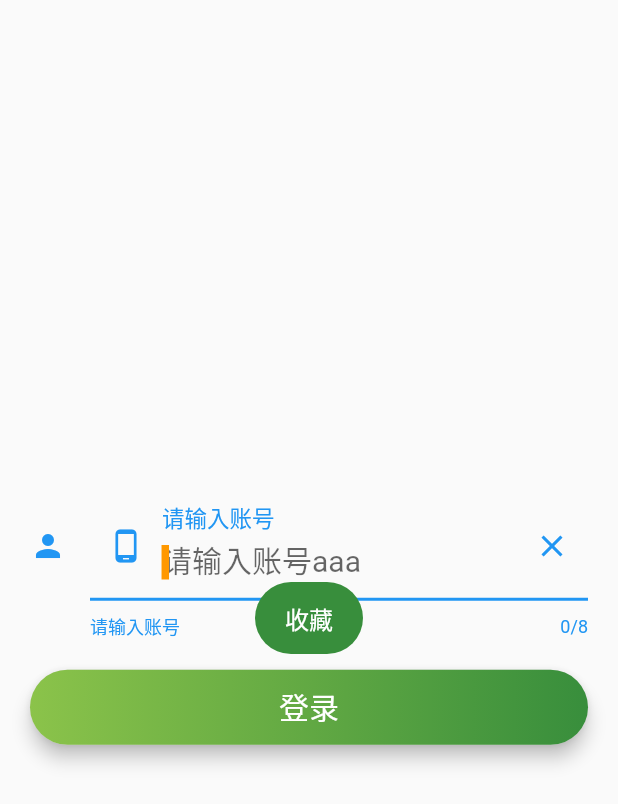
After one commit to yechaoa/wanandroid_flutter, a Flutter app: the screen it shows after launch, in the side drawer, after a tap on "收藏", on a phone screen of 412 x 824 dp. The commit adds this screen. Shown: the top 804 px of the screen. Run offline on Flutter 3.47's test engine with Material 2 defaults, Android fonts, the phone set to English and light mode, and no system bars; our stand-ins replace cookie_jar, dio, flutter_swiper, fluttertoast; missing offline and left inert: flutter_webview_plugin; network calls fail.

Commit message:
登录界面

```diff
--- a/lib/main.dart
+++ b/lib/main.dart
@@ -1,5 +1,6 @@
 import 'package:flutter/material.dart';
 import 'package:fluttertoast/fluttertoast.dart';
+import 'package:wanandroid_flutter/pages/CollectPage.dart';
 import 'package:wanandroid_flutter/pages/about.dart';
 import 'package:wanandroid_flutter/pages/homePage.dart';
 import 'package:wanandroid_flutter/pages/loginPage.dart';
@@ -176,6 +177,10 @@ class _MyHomePageState extends State<MyHomePage> {
             trailing: new Icon(Icons.chevron_right),
             onTap: () {
               YToast.show(msg: "收藏");
+              Navigator.push(
+                context,
+                new MaterialPageRoute(builder: (context) => new CollectPage()),
+              );
             },
           ),
           ListTile(
--- /dev/null
+++ b/lib/pages/CollectPage.dart
@@ -0,0 +1,130 @@
+import 'package:flutter/material.dart';
+import 'package:wanandroid_flutter/res/colors.dart';
+import 'package:wanandroid_flutter/util/ToastUtil.dart';
+
+class CollectPage extends StatefulWidget {
+  @override
+  State<StatefulWidget> createState() {
+    return new _CollectPagePageState();
+  }
+}
+
+class _CollectPagePageState extends State<CollectPage> {
+  FocusNode userFocusNode = FocusNode();
+
+  var controller;
+
+  @override
+  void initState() {
+    super.initState();
+    controller = TextEditingController();
+    controller.addListener(() {});
+  }
+
+  @override
+  Widget build(BuildContext context) {
+    return new Scaffold(
+      body: Center(
+        child: Padding(
+          padding: EdgeInsets.all(20),
+          child: Column(
+            mainAxisAlignment: MainAxisAlignment.center,
+            children: <Widget>[
+              TextField(
+                autofocus: true,
+                obscureText: false,
+                enabled: true,
+                keyboardType: TextInputType.text,
+                textInputAction: TextInputAction.done,
+                textCapitalization: TextCapitalization.words,
+                cursorColor: Colors.orange,
+                cursorWidth: 5,
+                maxLines: 1,
+                maxLength: 8,
+                style: TextStyle(fontSize: 20),
+                focusNode: userFocusNode,
+                controller: controller,
+                onChanged: (text) {
+                  print("输入改变时" + text);
+                },
+                onEditingComplete: () {
+                  print("输入完成");
+                },
+                onSubmitted: (text) {
+                  print("提交时" + text);
+                },
+                onTap: () {
+                  print("点击了");
+                },
+                decoration: InputDecoration(
+                  icon: Icon(Icons.person),
+                  prefixIcon: Icon(Icons.phone_android),
+                  suffixIcon: IconButton(
+                      icon: Icon(Icons.close),
+                      onPressed: () {
+                        //controller.text = "";
+                        controller.clear();
+                      }),
+                  hintText: '请输入账号aaa',
+                  labelText: '请输入账号',
+                  helperText: "请输入账号",
+                  helperStyle: TextStyle(color: Colors.blue),
+                ),
+              ),
+              SizedBox(height: 20),
+              RaisedButton(
+                shape: RoundedRectangleBorder(
+                  borderRadius: BorderRadius.all(Radius.circular(50)),
+                ),
+                onPressed: () {
+                  userFocusNode.unfocus(); //清除焦点，即隐藏键盘
+
+                  //简单模拟校验
+                  validateName(controller.text);
+
+                  //controller.text 也可以获取输入内容
+                  YToast.show(msg: "登录" + controller.text);
+                },
+                elevation: 5,
+                highlightElevation: 10,
+                textColor: Colors.white,
+                padding: EdgeInsets.all(0.0),
+                child: Container(
+                  width: MediaQuery.of(context).size.width,
+                  alignment: Alignment.center,
+                  decoration: BoxDecoration(
+                    borderRadius: BorderRadius.all(Radius.circular(50)),
+                    gradient: LinearGradient(
+                      colors: <Color>[
+                        YColors.colorAccent,
+                        YColors.colorPrimaryDark,
+                      ],
+                    ),
+                  ),
+                  padding: EdgeInsets.all(10.0),
+                  child: Text(
+                    "登录",
+                    style: TextStyle(fontSize: 20),
+                  ),
+                ),
+              ),
+            ],
+          ),
+        ),
+      ),
+    );
+  }
+
+  @override
+  void dispose() {
+    super.dispose();
+    controller.dispose();
+  }
+
+  String validateName(String value) {
+    if (value.isEmpty) {
+      return "请输入账号哦";
+    }
+    return null;
+  }
+}
--- a/lib/pages/loginPage.dart
+++ b/lib/pages/loginPage.dart
@@ -77,7 +77,7 @@ class _LoginPagePageState extends State<LoginPage>
       length: tabs.length,
       child: Container(
         alignment: Alignment.topCenter,
-        padding: EdgeInsets.only(top: 350, left: 20, right: 20),
+        padding: EdgeInsets.only(top: 150, left: 20, right: 20),
         decoration: new BoxDecoration(
           gradient: const LinearGradient(
               begin: Alignment.topCenter,
@@ -95,7 +95,7 @@ class _LoginPagePageState extends State<LoginPage>
               indicatorPadding: EdgeInsets.symmetric(vertical: -5),
               controller: controller,
               labelColor: Colors.white,
-              labelStyle: TextStyle(fontSize: 26),
+              labelStyle: TextStyle(fontSize: 30),
               unselectedLabelColor: Colors.white54,
               unselectedLabelStyle: TextStyle(fontSize: 20),
               indicatorColor: Colors.white,
@@ -110,10 +110,10 @@ class _LoginPagePageState extends State<LoginPage>
                 setState(() {
                   if (0 == i) {
                     btnText = "立即登录";
-                    visible=true;
+                    visible = true;
                   } else {
                     btnText = "立即注册";
-                    visible=false;
+                    visible = false;
                   }
                 });
               },
@@ -158,7 +158,7 @@ class _LoginPagePageState extends State<LoginPage>
                         labelText: '请输入账号',
                       ),
                     ),
-                    SizedBox(height: 30),
+                    SizedBox(height: 20),
                     TextField(
                       obscureText: false,
                       keyboardType: TextInputType.number, //键盘类型，即输入类型
@@ -169,7 +169,7 @@ class _LoginPagePageState extends State<LoginPage>
                         labelText: '请输入密码',
                       ),
                     ),
-                    SizedBox(height: 30),
+                    SizedBox(height: 20),
                     Offstage(
                       offstage: visible,
                       child: Column(
@@ -185,7 +185,7 @@ class _LoginPagePageState extends State<LoginPage>
                               labelText: '请确认密码',
                             ),
                           ),
-                          SizedBox(height: 30),
+                          SizedBox(height: 20),
                         ],
                       ),
                     ),
@@ -194,7 +194,7 @@ class _LoginPagePageState extends State<LoginPage>
                         borderRadius: BorderRadius.all(Radius.circular(50)),
                       ),
                       onPressed: () {
-                        YToast.show(msg: "登录");
+                        YToast.show(msg: btnText);
                       },
                       elevation: 5,
                       highlightElevation: 10,
```
